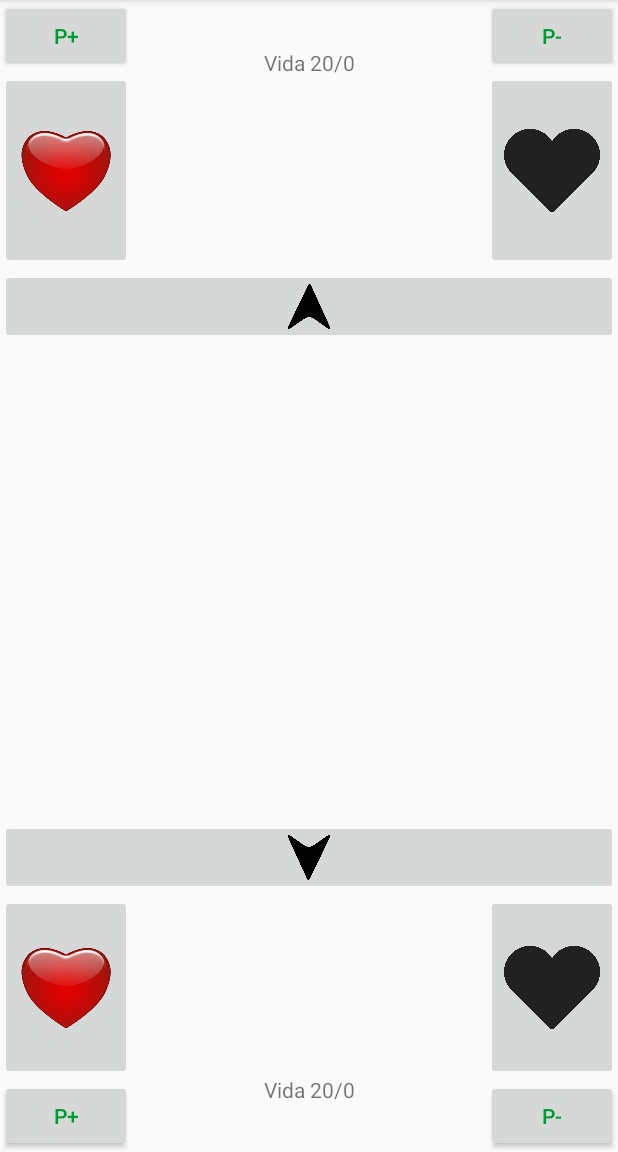
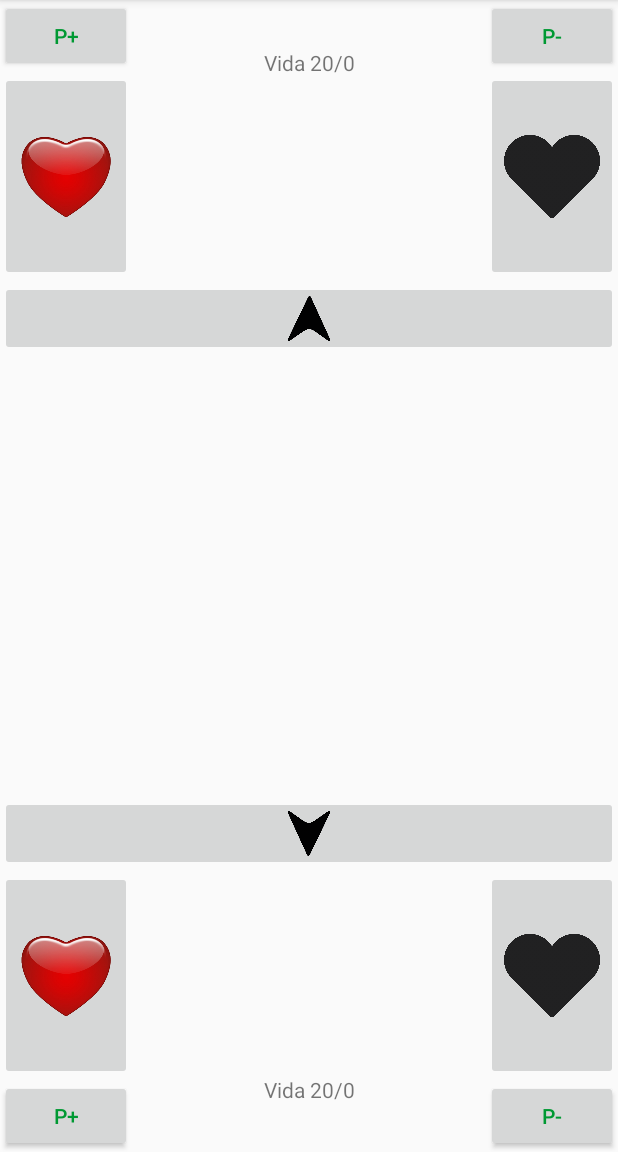
Before and after one commit to marcosknton/MagicIntento2, an Android app: the screen it shows after launch (MainActivity), on a phone screen of 412 x 824 dp, the part 84-1236 px from its top. Run offline under Robolectric (Android 15) with nearby library versions, the phone set to English and light mode, and no system bars.

Commit message:
Mejoras Activy

```diff
--- a/app/src/main/res/layout/fragment_main.xml
+++ b/app/src/main/res/layout/fragment_main.xml
@@ -101,9 +101,9 @@
             android:adjustViewBounds="true"
             app:layout_constraintRight_toRightOf="parent"
             app:layout_constraintLeft_toLeftOf="parent"
-            android:layout_marginTop="128dp"
+            android:layout_marginTop="136dp"
             app:layout_constraintTop_toBottomOf="@+id/vidauno"
-            app:layout_constraintHorizontal_bias="1.0"
+            app:layout_constraintHorizontal_bias="0.0"
             android:layout_height="50dp"
         android:elevation="0dp" />
 
@@ -115,10 +115,11 @@
             android:layout_width="0dp"
             app:layout_constraintLeft_toLeftOf="@+id/jugador1"
             app:layout_constraintBottom_toTopOf="@+id/vidados2"
-            android:layout_marginBottom="120dp"
+            android:layout_marginBottom="136dp"
             android:layout_height="50dp"
             app:layout_constraintRight_toRightOf="parent"
-            app:layout_constraintHorizontal_bias="0.0" />
+            app:layout_constraintHorizontal_bias="0.0"
+            android:adjustViewBounds="true" />
 
         <ImageButton
             android:text="VIDA--"
```
Also changed, not shown: app/src/main/java/com/example/a53638138e/magicintento/MainActivityFragment.java (+0 -7 lines).
